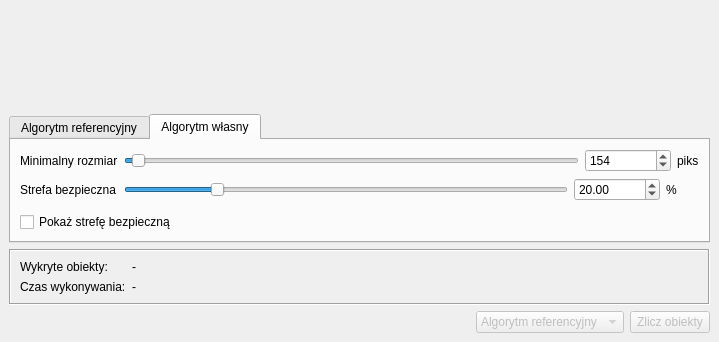
Above: ui/main_window.ui from MicKlu/pd-vision before the change; both pictures show x 0 to 719 and y 195 to 537 of the 719 by 537 pixel window. Below: the same form after it.
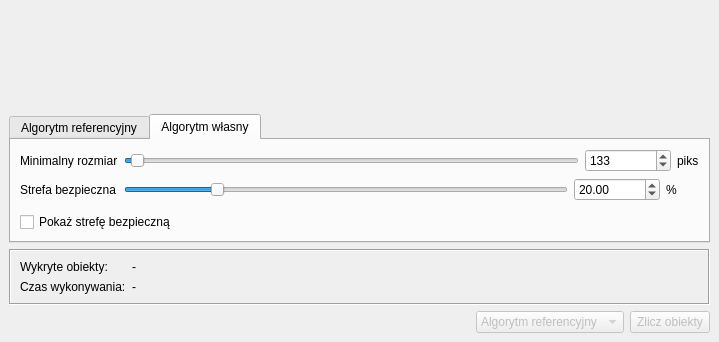
That is the form after the change. The open tabs and pages were chosen to show the change. Custom widgets are drawn as their Qt base class.

The edit to the form file:
```diff
--- a/ui/main_window.ui
+++ b/ui/main_window.ui
@@ -502,7 +502,10 @@
                <number>10000</number>
               </property>
               <property name="value">
-               <number>154</number>
+               <number>133</number>
+              </property>
+              <property name="sliderPosition">
+               <number>133</number>
               </property>
               <property name="tracking">
                <bool>true</bool>
@@ -533,7 +536,7 @@
                <number>10000</number>
               </property>
               <property name="value">
-               <number>154</number>
+               <number>133</number>
               </property>
              </widget>
             </item>
```
Left out of the diff: 2 changed lines with no effect on the pictures.
